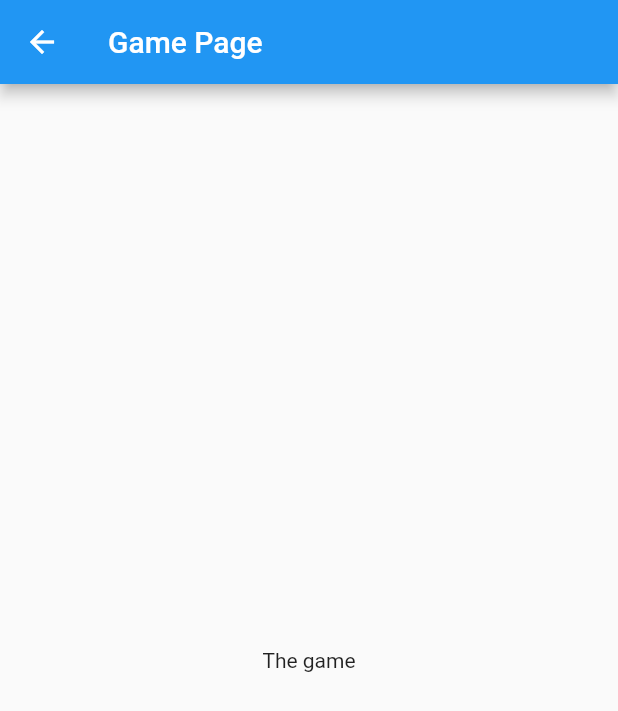
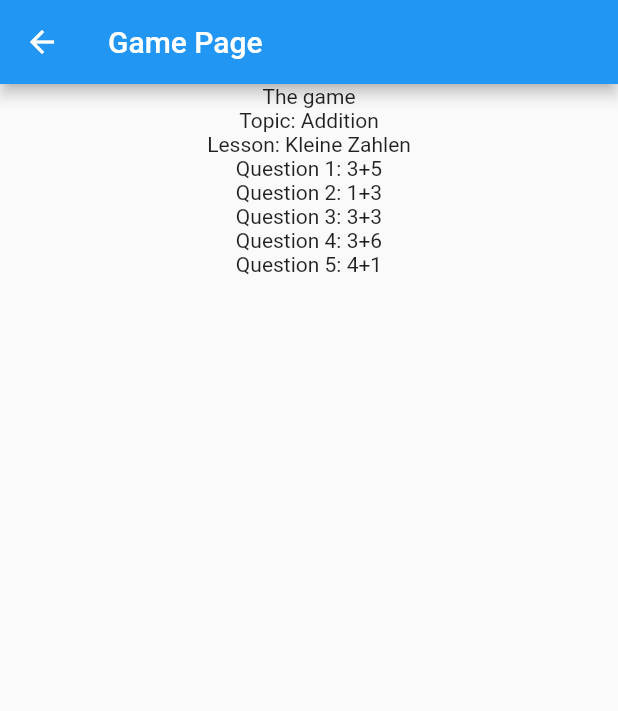
Before and after one commit to Franklin80/number-brain-flutter, a Flutter app: the GamePage screen opened by its route, on a phone screen of 412 x 824 dp. Shown: the top 711 px of the screen. Run offline on Flutter 3.47's test engine with Material 2 defaults, Android fonts, the phone set to English and light mode, and no system bars.

Commit message:
Minor model changes, sample date added

```diff
--- /dev/null
+++ b/lib/models/answer.dart
@@ -0,0 +1,6 @@
+class Answer {
+  String text;
+  bool isTrue;
+
+  Answer(this.text, this.isTrue);
+}
--- a/lib/models/lesson.dart
+++ b/lib/models/lesson.dart
@@ -17,7 +17,7 @@ class Lesson {
   String topicId;
 
   Lesson(
-      this.id,
+      {this.id,
       this.header,
       this.subheader,
       this.description,
@@ -27,5 +27,5 @@ class Lesson {
       this.time,
       this.hint,
       this.tasks,
-      this.topicId);
+      this.topicId});
 }
--- a/lib/models/task.dart
+++ b/lib/models/task.dart
@@ -1,6 +1,8 @@
+import './answer.dart';
+
 class Task {
   String question;
-  List<Map<String, bool>> answers;
+  List<Answer> answers;
 
-  Task(this.question, this.answers);
+  Task({this.question, this.answers});
 }
--- a/lib/models/topic.dart
+++ b/lib/models/topic.dart
@@ -10,12 +10,11 @@ class Topic {
   List<Lesson> lessons;
 
   Topic(
-    this.id,
-    this.header,
-    this.subheader,
-    this.description,
-    this.imageBigUri,
-    this.imageSmallUri,
-    this.lessons,
-  );
+      {this.id,
+      this.header,
+      this.subheader,
+      this.description,
+      this.imageBigUri,
+      this.imageSmallUri,
+      this.lessons});
 }
--- a/lib/pages/gamePage.dart
+++ b/lib/pages/gamePage.dart
@@ -1,4 +1,8 @@
 import 'package:flutter/material.dart';
+
+import '../models/topic.dart';
+
+import '../provider/sampleTopicProvider.dart';
 
 class GamePage extends StatefulWidget {
   @override
@@ -6,6 +10,8 @@ class GamePage extends StatefulWidget {
 }
 
 class _GamePageState extends State<GamePage> {
+  final Topic _sampleTopic = SampleTopicProvider().getSampleTopics().first;
+
   @override
   Widget build(BuildContext context) {
     return Scaffold(
@@ -15,7 +21,16 @@ class _GamePageState extends State<GamePage> {
         ),
       ),
       body: Center(
-        child: Text('The game'),
+        child: Column(children: [
+          Text('The game'),
+          Text('Topic: ${_sampleTopic.header}'),
+          Text('Lesson: ${_sampleTopic.lessons[0].header}'),
+          Text('Question 1: ${_sampleTopic.lessons[0].tasks[0].question}'),
+          Text('Question 2: ${_sampleTopic.lessons[0].tasks[1].question}'),
+          Text('Question 3: ${_sampleTopic.lessons[0].tasks[2].question}'),
+          Text('Question 4: ${_sampleTopic.lessons[0].tasks[3].question}'),
+          Text('Question 5: ${_sampleTopic.lessons[0].tasks[4].question}'),
+        ]),
       ),
     );
   }
--- /dev/null
+++ b/lib/provider/sampleTopicProvider.dart
@@ -0,0 +1,108 @@
+import 'package:number_brain/models/dificulty.dart';
+import 'package:number_brain/models/lesson.dart';
+
+import '../models/topic.dart';
+import '../models/lesson.dart';
+import '../models/task.dart';
+import '../models/answer.dart';
+
+class SampleTopicProvider {
+  List<Topic> getSampleTopics() {
+    return [
+      Topic(
+        id: '1',
+        header: 'Addition',
+        subheader: 'Zahlen summieren!',
+        description: 'Ziel ist es zwei Zahlen im Kopf zusammen zu zählen!',
+        imageBigUri: '',
+        imageSmallUri: '',
+        lessons: [
+          Lesson(
+            id: '1',
+            header: 'Kleine Zahlen',
+            subheader: 'Zahlen von 1 bis 9',
+            description: 'Zahlen zwischen 1 und 9 summieren!',
+            imageBigUri: '',
+            imageSmallUri: '',
+            dificulty: Dificulty.Easy,
+            time: 15,
+            hint: '',
+            topicId: '1',
+            tasks: [
+              Task(
+                question: '3+5',
+                answers: [
+                  Answer('3', false),
+                  Answer('1', false),
+                  Answer('8', true),
+                  Answer('7', false),
+                  Answer('2', false),
+                  Answer('4', false),
+                  Answer('5', false),
+                  Answer('9', false),
+                  Answer('6', false),
+                ],
+              ),
+              Task(
+                question: '1+3',
+                answers: [
+                  Answer('6', false),
+                  Answer('1', false),
+                  Answer('4', true),
+                  Answer('7', false),
+                  Answer('2', false),
+                  Answer('8', false),
+                  Answer('5', false),
+                  Answer('9', false),
+                  Answer('3', false),
+                ],
+              ),
+              Task(
+                question: '3+3',
+                answers: [
+                  Answer('5', false),
+                  Answer('8', false),
+                  Answer('3', false),
+                  Answer('7', false),
+                  Answer('2', false),
+                  Answer('1', false),
+                  Answer('6', true),
+                  Answer('9', false),
+                  Answer('4', false),
+                ],
+              ),
+              Task(
+                question: '3+6',
+                answers: [
+                  Answer('9', true),
+                  Answer('2', false),
+                  Answer('3', false),
+                  Answer('7', false),
+                  Answer('8', false),
+                  Answer('1', false),
+                  Answer('6', false),
+                  Answer('4', false),
+                  Answer('5', false),
+                ],
+              ),
+              Task(
+                question: '4+1',
+                answers: [
+                  Answer('3', false),
+                  Answer('2', false),
+                  Answer('9', false),
+                  Answer('7', false),
+                  Answer('1', false),
+                  Answer('8', false),
+                  Answer('5', true),
+                  Answer('6', false),
+                  Answer('4', false),
+                ],
+              ),
+            ],
+          ),
+        ],
+      ),
+    ];
+  }
+}
```
